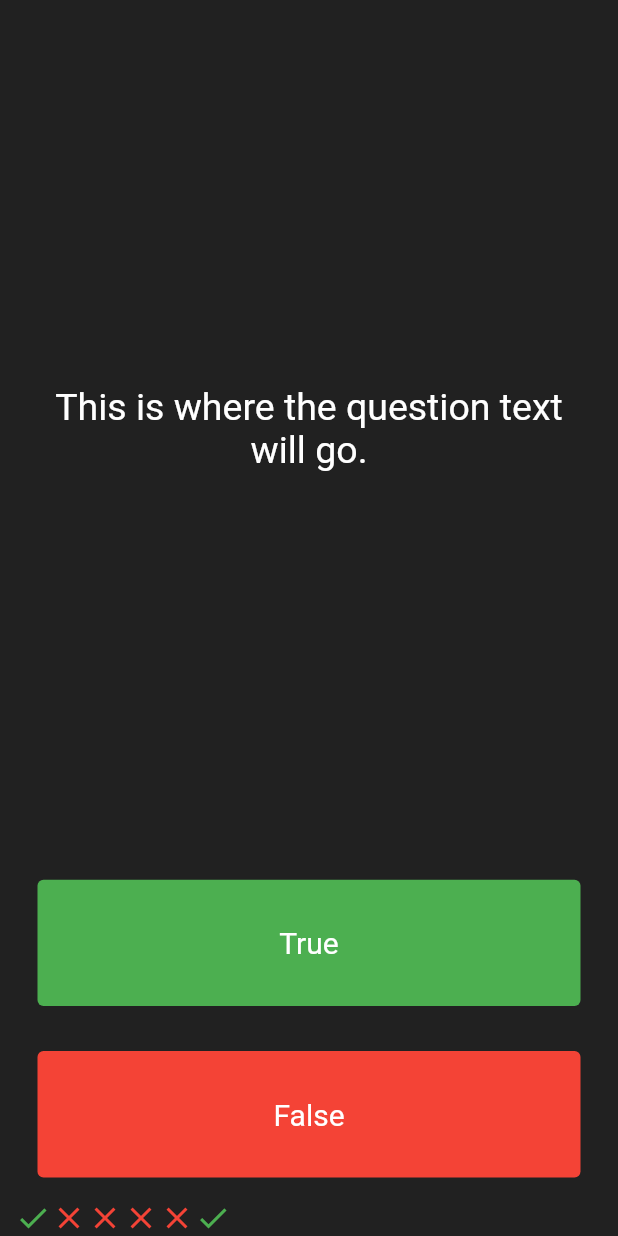
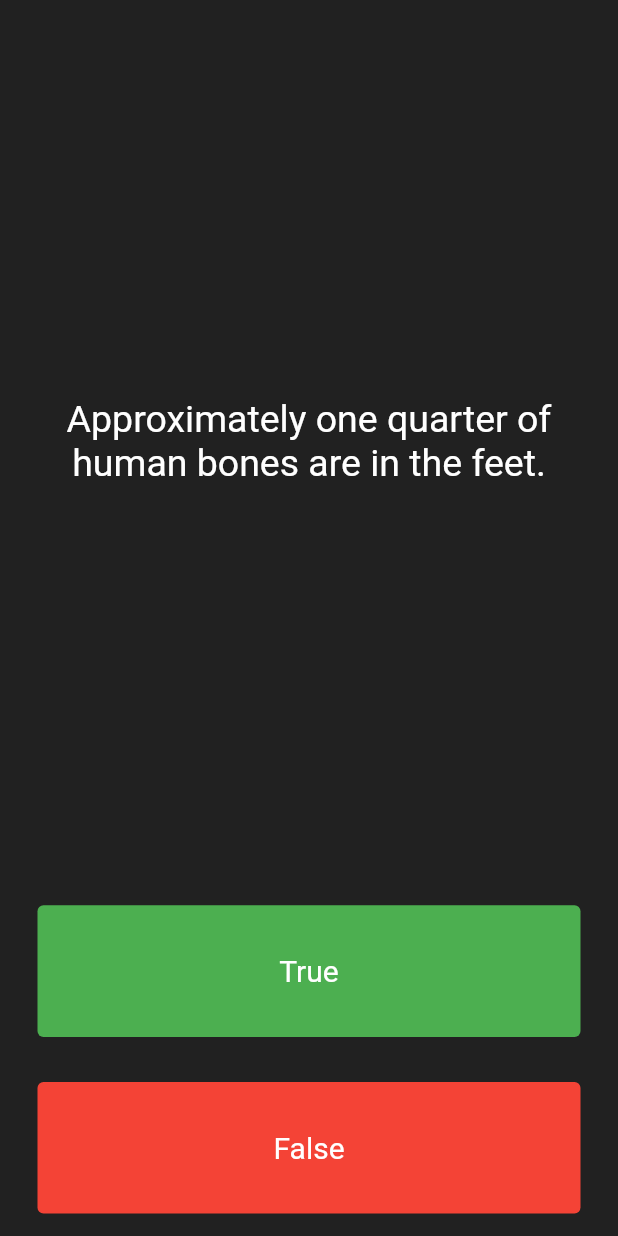
Before and after one commit to jinhlee19/flutter-playground, a Flutter app: the screen it shows after launch, after a tap on "True", after a tap on "False", on a phone screen of 412 x 824 dp. Run offline on Flutter 3.47's test engine with Material 2 defaults, Android fonts, the light colour scheme and no system bars; our stand-ins replace audioplayers.

Commit message:
Quizzler - Displaying the Questions

```diff
--- a/quizzler/lib/main.dart
+++ b/quizzler/lib/main.dart
@@ -27,29 +27,16 @@
 class _QuizPageState extends State<QuizPage> {
   // scoreKeeper - Variable-type<Data-type>
 
-  List<Icon> scoreKeeper = [
-    // 수업과 달리 'const'를 붙여야 에러가 안남. 왜?**
-    const Icon(
-      Icons.check,
-      color: Colors.green,
-    ),
-    const Icon(
-      Icons.close,
-      color: Colors.red,
-    ),
-    const Icon(
-      Icons.close,
-      color: Colors.red,
-    ),
-    const Icon(
-      Icons.close,
-      color: Colors.red,
-    ),
-    const Icon(
-      Icons.close,
-      color: Colors.red,
-    ),
+  List<Icon> scoreKeeper = [];
+
+  List<String> questions = [
+    'You can lead a cow down stairs but not up stairs.',
+    'Approximately one quarter of human bones are in the feet.',
+    'Approximately one quarter of human bones are in the feet.',
+    'Approximately one quarter of human bones are in the feet.',
+    'A slug\'s blood is green.'
   ];
+  int questionNumber = 0;
 
   @override
   Widget build(BuildContext context) {
@@ -57,15 +44,16 @@
       mainAxisAlignment: MainAxisAlignment.spaceBetween,
       crossAxisAlignment: CrossAxisAlignment.stretch,
       children: <Widget>[
-        const Expanded(
+        Expanded(
           flex: 5,
           child: Padding(
-            padding: EdgeInsets.all(10.0),
+            padding: const EdgeInsets.all(10.0),
             child: Center(
               child: Text(
-                'This is where the question text will go.',
+                // 'testing text',
+                questions[questionNumber],
                 textAlign: TextAlign.center,
-                style: TextStyle(
+                style: const TextStyle(
                   fontSize: 25.0,
                   color: Colors.white,
                 ),
@@ -84,13 +72,15 @@
               ),
               child: const Text('True'),
               onPressed: () {
+                print(questionNumber);
                 setState(() {
-                  scoreKeeper.add(
-                    const Icon(
-                      Icons.check,
-                      color: Colors.green,
-                    ), // Icon
-                  ); // add(); Ends
+                  questionNumber++;
+                  // scoreKeeper.add(
+                  //   const Icon(
+                  //     Icons.check,
+                  //     color: Colors.green,
+                  //   ), // Icon
+                  // ); // add(); Ends
                 }); //The user picked true.
               },
             ),
@@ -106,7 +96,12 @@
                 textStyle: const TextStyle(fontSize: 20.0),
               ),
               child: const Text('False'),
-              onPressed: () {},
+              onPressed: () {
+                setState(() {
+                  questionNumber++; // rebuild 를 일으켜서 52열의 text 해당부분 questions[questionNumber]로 업데이트 시킨다.
+                });
+                print(questionNumber);
+              },
             ),
           ),
         ),
```
